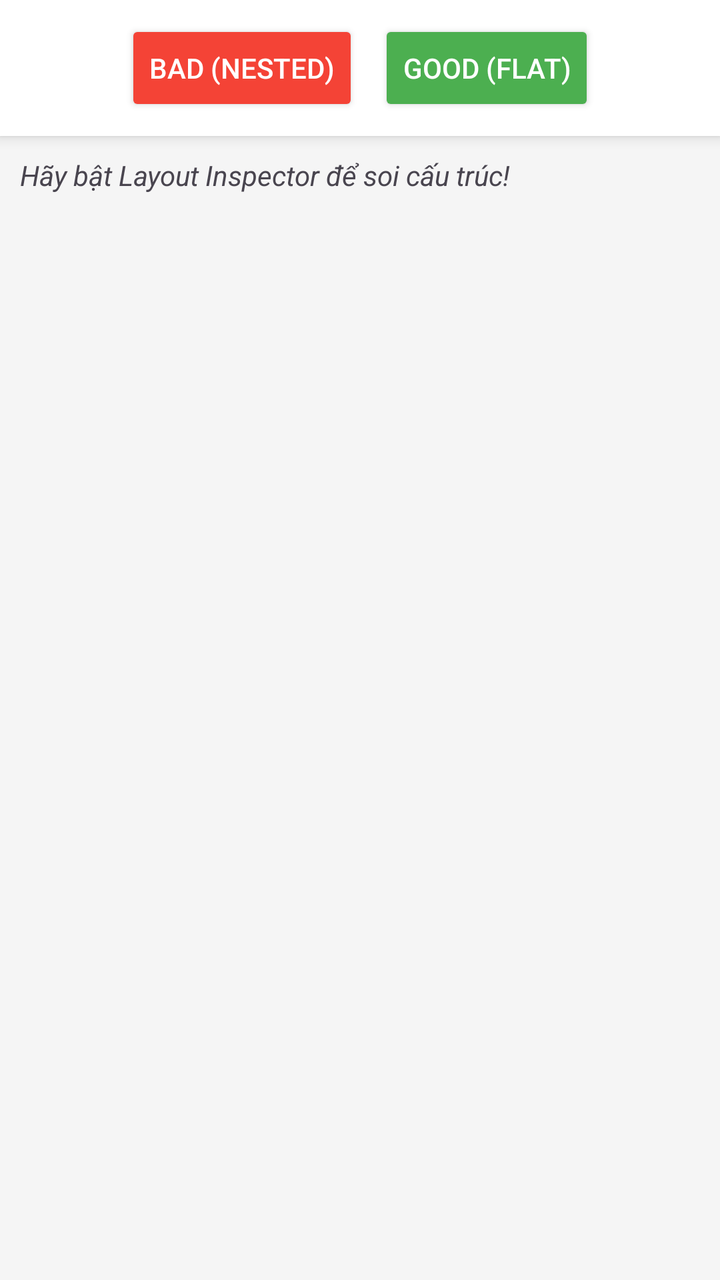
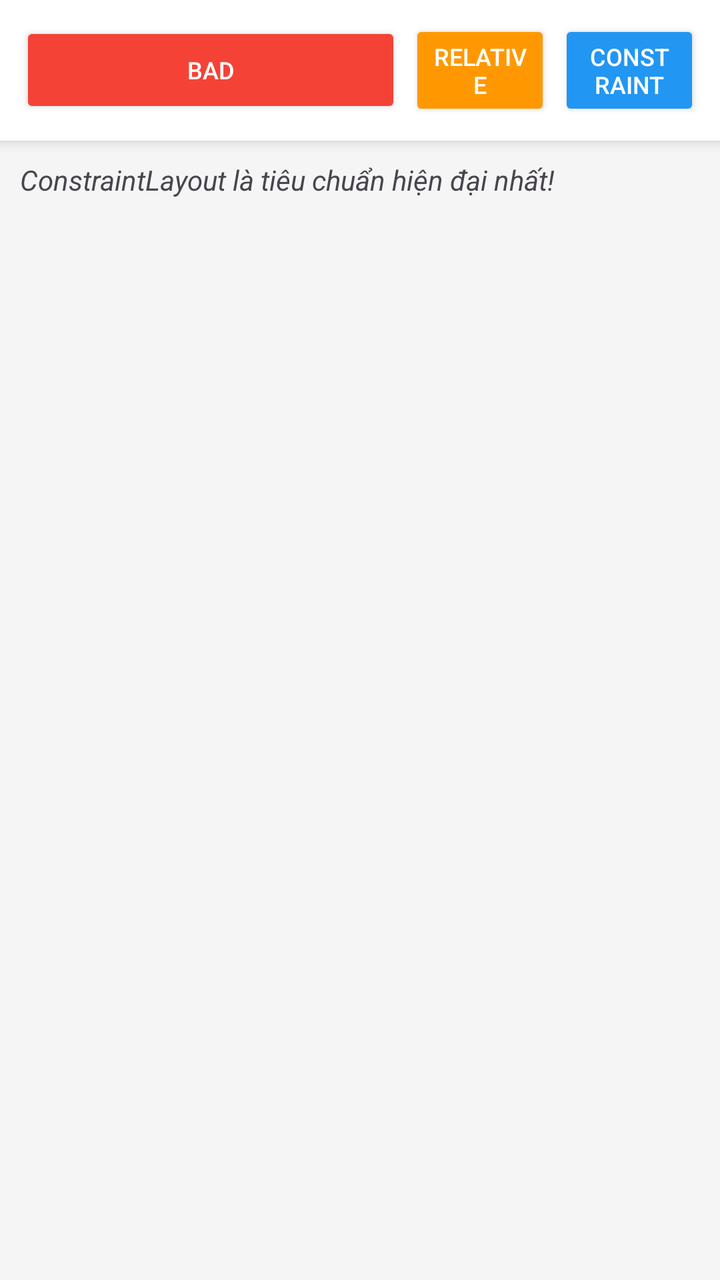

Screens rendered from an Android XML layout before and after an edit, with the pre-edit source and the edit as a unified diff.
<!-- AndroidManifest.xml: application theme Theme.Optimization -->
<!-- res/layout/activity_flatten.xml -->
<?xml version="1.0" encoding="utf-8"?>
<LinearLayout xmlns:android="http://schemas.android.com/apk/res/android"
    android:layout_width="match_parent"
    android:layout_height="match_parent"
    android:orientation="vertical"
    android:background="#F5F5F5">

    <LinearLayout
        android:layout_width="match_parent"
        android:layout_height="wrap_content"
        android:gravity="center"
        android:padding="10dp"
        android:background="#FFF"
        android:elevation="4dp">

        <Button
            android:id="@+id/btnShowBad"
            android:layout_width="wrap_content"
            android:layout_height="wrap_content"
            android:text="BAD (Nested)"
            android:backgroundTint="#F44336"
            android:textColor="#FFF"
            android:layout_marginEnd="10dp"/>

        <Button
            android:id="@+id/btnShowGood"
            android:layout_width="wrap_content"
            android:layout_height="wrap_content"
            android:backgroundTint="#4CAF50"
            android:textColor="#FFF"
            android:text="GOOD (Flat)" />
    </LinearLayout>

    <TextView
        android:id="@+id/tvInfo"
        android:layout_width="match_parent"
        android:layout_height="wrap_content"
        android:padding="10dp"
        android:text="Hãy bật Layout Inspector để soi cấu trúc!"
        android:textAlignment="center"
        android:textStyle="italic"/>

    <FrameLayout
        android:id="@+id/container"
        android:layout_width="match_parent"
        android:layout_height="match_parent"
        android:padding="20dp"/>
</LinearLayout>
<!-- resources referenced by this layout -->
<resources>
  <style name="Theme.Optimization" parent="Base.Theme.Optimization" />
  <style name="Base.Theme.Optimization" parent="Theme.Material3.DayNight.NoActionBar">
          
          
      </style>
</resources>

<!-- the commit's change to res/layout/activity_flatten.xml (unified diff, before → after) -->
@@ -11,24 +11,40 @@
         android:gravity="center"
         android:padding="10dp"
         android:background="#FFF"
-        android:elevation="4dp">
+        android:elevation="4dp"
+        android:orientation="horizontal">
 
         <Button
             android:id="@+id/btnShowBad"
-            android:layout_width="wrap_content"
+            android:layout_width="120dp"
             android:layout_height="wrap_content"
-            android:text="BAD (Nested)"
+            android:layout_marginEnd="4dp"
+            android:layout_weight="1"
             android:backgroundTint="#F44336"
+            android:text="BAD"
             android:textColor="#FFF"
-            android:layout_marginEnd="10dp"/>
+            android:textSize="12sp" />
 
         <Button
-            android:id="@+id/btnShowGood"
-            android:layout_width="wrap_content"
+            android:id="@+id/btnShowRelative"
+            android:layout_width="0dp"
+            android:layout_weight="1"
             android:layout_height="wrap_content"
-            android:backgroundTint="#4CAF50"
+            android:text="Relative"
+            android:textSize="12sp"
+            android:backgroundTint="#FF9800"
             android:textColor="#FFF"
-            android:text="GOOD (Flat)" />
+            android:layout_marginEnd="4dp"/>
+
+        <Button
+            android:id="@+id/btnShowConstraint"
+            android:layout_width="0dp"
+            android:layout_weight="1"
+            android:layout_height="wrap_content"
+            android:backgroundTint="#2196F3"
+            android:textColor="#FFF"
+            android:textSize="12sp"
+            android:text="Constraint" />
     </LinearLayout>
 
     <TextView
@@ -36,7 +52,7 @@
         android:layout_width="match_parent"
         android:layout_height="wrap_content"
         android:padding="10dp"
-        android:text="Hãy bật Layout Inspector để soi cấu trúc!"
+        android:text="ConstraintLayout là tiêu chuẩn hiện đại nhất!"
         android:textAlignment="center"
         android:textStyle="italic"/>
 
